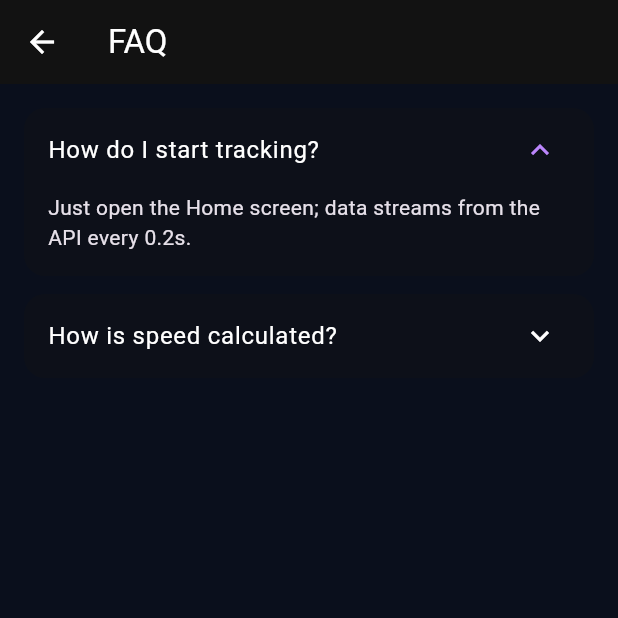
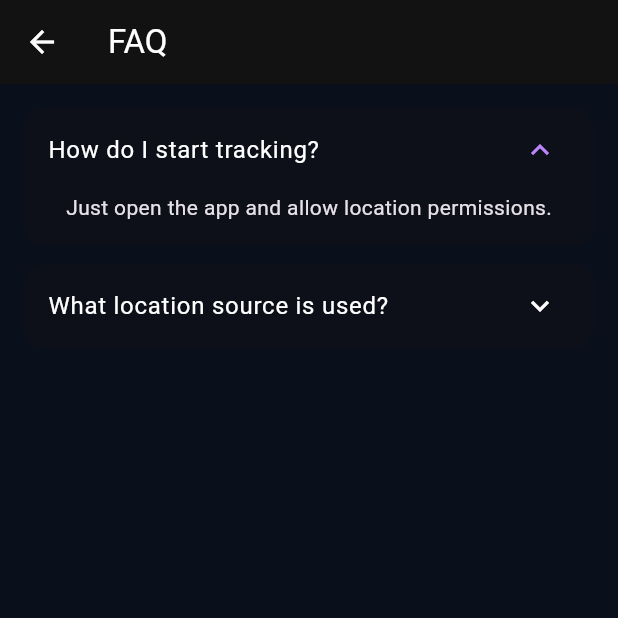
Before and after one commit to AhmadD44/AI-Helmet, a Flutter app: the FaqPage screen opened directly, after a tap on "How do I start tracking?", on a phone screen of 412 x 824 dp, the top half of it. Run offline on Flutter 3.47's test engine with Material 3 defaults, Android fonts, the phone set to English and light mode, and no system bars; our stand-ins replace another_flushbar, bloc, cloud_firestore, email_validator, equatable, firebase_auth and 5 more; accounts and stored records are empty.

Commit message:
map and so much things

```diff
--- a/lib/core/network/fake_api_consumer.dart
+++ /dev/null
@@ -1,31 +0,0 @@
-import 'dart:math';
-
-/// Simulates an API that returns driver telemetry.
-class FakeApiConsumer {
-  // Beirut starting point
-  double _lat = 33.8938;
-  double _lng = 35.5018;
-  final _rand = Random();
-
-  /// Pretend to call an endpoint
-  Future<Map<String, dynamic>> get(String endpoint) async {
-    await Future.delayed(const Duration(milliseconds: 50)); // fake network delay
-
-    // Simulate small random movement (~2–3 m) and data
-    _lat += (_rand.nextDouble() - 0.5) / 2000;
-    _lng += (_rand.nextDouble() - 0.5) / 2000;
-
-    final double speedMps = 5 + _rand.nextDouble() * 2; // 5–7 m/s (~18–25 km/h)
-    final double bearing = _rand.nextDouble() * 360;
-
-    return {
-      'latitude': _lat,
-      'longitude': _lng,
-      'speed_mps': speedMps,
-      'bearing': bearing,
-      'altitude': 50 + _rand.nextDouble() * 5,
-      'accuracy': 3 + _rand.nextDouble() * 2,
-      'heart_rate': 70 + _rand.nextInt(30),
-    };
-  }
-}
--- a/lib/features/home/data/location_repository.dart
+++ /dev/null
@@ -1,50 +0,0 @@
-import 'dart:async';
-// import 'package:isd/core/network/api_consumer.dart'; // adjust import to your ApiConsumer path
-import 'package:isd/core/network/fake_api_consumer.dart';
-import 'package:isd/features/home/presentation/widgets/telemetry.dart';
-
-class LocationRepository {
-  final FakeApiConsumer api;
-  final Duration interval;
-  final String endpoint;
-
-  Timer? _timer;
-  final _controller = StreamController<Telemetry>.broadcast();
-  bool _running = false;
-
-  LocationRepository({
-    required this.api,
-    this.interval = const Duration(milliseconds: 200),
-    this.endpoint = '/driver/telemetry', // <- change to your endpoint
-  });
-
-  Stream<Telemetry> get stream => _controller.stream;
-
-  void start() {
-    if (_running) return;
-    _running = true;
-    _timer = Timer.periodic(interval, (_) async {
-      try {
-        final res = await api.get(endpoint); // expects Map<String, dynamic>
-        // If your API wraps the payload under "data", unwrap it:
-        final body = (res is Map<String, dynamic> && res['data'] is Map<String, dynamic>)
-            ? res['data'] as Map<String, dynamic>
-            : (res as Map<String, dynamic>);
-        _controller.add(Telemetry.fromJson(body));
-      } catch (e) {
-        _controller.addError(e);
-      }
-    });
-  }
-
-  void stop() {
-    _running = false;
-    _timer?.cancel();
-    _timer = null;
-  }
-
-  void dispose() {
-    stop();
-    _controller.close();
-  }
-}
--- a/lib/features/home/presentation/widgets/faq.dart
+++ b/lib/features/home/presentation/widgets/faq.dart
@@ -6,9 +6,16 @@ class FaqPage extends StatelessWidget {
   @override
   Widget build(BuildContext context) {
     final faqs = <Map<String, String>>[
-      {'q': 'How do I start tracking?', 'a': 'Just open the Home screen; data streams from the API every 0.2s.'},
-      {'q': 'How is speed calculated?', 'a': 'It is provided by your backend (m/s), displayed as km/h.'},
+      {
+        'q': 'How do I start tracking?',
+        'a': 'Just open the app and allow location permissions.'
+      },
+      {
+        'q': 'What location source is used?',
+        'a': 'Your phone GPS directly, no Bluetooth / external device.'
+      },
     ];
+
     return Scaffold(
       appBar: AppBar(title: const Text('FAQ')),
       body: ListView.separated(
@@ -18,13 +25,21 @@ class FaqPage extends StatelessWidget {
         itemBuilder: (context, i) {
           return Material(
             elevation: 0,
-            color: Theme.of(context).colorScheme.surfaceVariant.withOpacity(0.35),
+            color: Theme.of(context)
+                .colorScheme
+                .surfaceVariant
+                .withOpacity(0.35),
             borderRadius: BorderRadius.circular(14),
             child: ExpansionTile(
-              shape: RoundedRectangleBorder(borderRadius: BorderRadius.circular(14)),
-              collapsedShape: RoundedRectangleBorder(borderRadius: BorderRadius.circular(14)),
+              shape: RoundedRectangleBorder(
+                borderRadius: BorderRadius.circular(14),
+              ),
+              collapsedShape: RoundedRectangleBorder(
+                borderRadius: BorderRadius.circular(14),
+              ),
               title: Text(faqs[i]['q']!),
-              childrenPadding: const EdgeInsets.fromLTRB(16, 0, 16, 16),
+              childrenPadding:
+                  const EdgeInsets.fromLTRB(16, 0, 16, 16),
               children: [Text(faqs[i]['a']!)],
             ),
           );
--- a/lib/features/home/presentation/widgets/telemetry.dart
+++ b/lib/features/home/presentation/widgets/telemetry.dart
@@ -3,11 +3,11 @@ import 'package:equatable/equatable.dart';
 class Telemetry extends Equatable {
   final double latitude;
   final double longitude;
-  final double? speedMps;   // m/s
-  final double? bearing;    // degrees
-  final double? altitude;   // meters
-  final double? accuracy;   // meters
-  final int? heartRate;     // bpm
+  final double? speedMps;
+  final double? bearing;
+  final double? altitude;
+  final double? accuracy;
+  final int? heartRate;
 
   const Telemetry({
     required this.latitude,
@@ -19,22 +19,7 @@ class Telemetry extends Equatable {
     this.heartRate,
   });
 
-  factory Telemetry.fromJson(Map<String, dynamic> json) {
-    // Accept both snake_case / camelCase keys as a convenience
-    double _d(dynamic v) => (v == null) ? 0.0 : (v as num).toDouble();
-    int? _i(dynamic v) => (v == null) ? null : (v as num).toInt();
-
-    return Telemetry(
-      latitude: _d(json['latitude'] ?? json['lat']),
-      longitude: _d(json['longitude'] ?? json['lng'] ?? json['lon']),
-      speedMps: json['speed_mps'] != null ? _d(json['speed_mps']) : (json['speed'] != null ? _d(json['speed']) : null),
-      bearing: json['bearing'] != null ? _d(json['bearing']) : json['heading'] != null ? _d(json['heading']) : null,
-      altitude: json['altitude'] != null ? _d(json['altitude']) : null,
-      accuracy: json['accuracy'] != null ? _d(json['accuracy']) : null,
-      heartRate: _i(json['heart_rate']),
-    );
-  }
-
   @override
-  List<Object?> get props => [latitude, longitude, speedMps, bearing, altitude, accuracy, heartRate];
+  List<Object?> get props =>
+      [latitude, longitude, speedMps, bearing, altitude, accuracy, heartRate];
 }
--- a/lib/features/home/presentation/widgets/telemetry_cubit.dart
+++ b/lib/features/home/presentation/widgets/telemetry_cubit.dart
@@ -2,16 +2,24 @@ import 'dart:async';
 import 'package:bloc/bloc.dart';
 import 'package:equatable/equatable.dart';
 import 'package:isd/features/home/presentation/widgets/telemetry.dart';
-import 'package:isd/features/home/data/location_repository.dart';
+import 'package:location/location.dart';
 
 class TelemetryState extends Equatable {
   final bool loading;
   final String? error;
   final Telemetry? data;
 
-  const TelemetryState({this.loading = true, this.error, this.data});
+  const TelemetryState({
+    this.loading = true,
+    this.error,
+    this.data,
+  });
 
-  TelemetryState copyWith({bool? loading, String? error, Telemetry? data}) {
+  TelemetryState copyWith({
+    bool? loading,
+    String? error,
+    Telemetry? data,
+  }) {
     return TelemetryState(
       loading: loading ?? this.loading,
       error: error,
@@ -24,23 +32,94 @@ class TelemetryState extends Equatable {
 }
 
 class TelemetryCubit extends Cubit<TelemetryState> {
-  final LocationRepository repo;
-  StreamSubscription<Telemetry>? _sub;
+  TelemetryCubit() : super(const TelemetryState(loading: true));
 
-  TelemetryCubit(this.repo) : super(const TelemetryState(loading: true));
+  final Location _location = Location();
+  StreamSubscription<LocationData>? _sub;
+  bool _started = false;
 
-  void start() {
-    repo.start();
-    _sub ??= repo.stream.listen(
-      (t) => emit(TelemetryState(loading: false, data: t)),
-      onError: (e) => emit(TelemetryState(loading: false, error: e.toString())),
+  Future<void> start() async {
+    if (_started) return;
+    _started = true;
+
+    // 1) Check service
+    bool serviceEnabled = await _location.serviceEnabled();
+    if (!serviceEnabled) {
+      serviceEnabled = await _location.requestService();
+      if (!serviceEnabled) {
+        emit(const TelemetryState(
+          loading: false,
+          error: 'Location service is disabled',
+        ));
+        return;
+      }
+    }
+
+    // 2) Check permission
+    PermissionStatus permissionGranted = await _location.hasPermission();
+    if (permissionGranted == PermissionStatus.denied) {
+      permissionGranted = await _location.requestPermission();
+      if (permissionGranted != PermissionStatus.granted &&
+          permissionGranted != PermissionStatus.grantedLimited) {
+        emit(const TelemetryState(
+          loading: false,
+          error: 'Location permission denied',
+        ));
+        return;
+      }
+    }
+
+    // 3) Configure updates
+    await _location.changeSettings(
+      accuracy: LocationAccuracy.high,
+      interval: 200, // ms
+      distanceFilter: 0,
     );
+
+    // 4) Try initial fix (non-fatal)
+    try {
+      final first = await _location.getLocation();
+      _emitFrom(first);
+    } catch (_) {
+      // ignore; rely on onLocationChanged
+    }
+
+    // 5) Subscribe
+    _sub = _location.onLocationChanged.listen(
+      (data) => _emitFrom(data),
+      onError: (e) {
+        emit(TelemetryState(
+          loading: false,
+          error: e.toString(),
+          data: state.data,
+        ));
+      },
+    );
+  }
+
+  void _emitFrom(LocationData d) {
+    if (d.latitude == null || d.longitude == null) return;
+
+    final telemetry = Telemetry(
+      latitude: d.latitude!,
+      longitude: d.longitude!,
+      speedMps: d.speed,
+      bearing: d.heading,
+      altitude: d.altitude,
+      accuracy: d.accuracy,
+      heartRate: null,
+    );
+
+    emit(TelemetryState(
+      loading: false,
+      data: telemetry,
+      error: null,
+    ));
   }
 
   @override
   Future<void> close() {
     _sub?.cancel();
-    repo.dispose();
     return super.close();
   }
 }
--- a/lib/main.dart
+++ b/lib/main.dart
@@ -5,8 +5,6 @@ import 'package:isd/features/auth/presentation/view_model/login/login_cubit.dart
 import 'package:isd/features/auth/presentation/view_model/signup/signup_cubit.dart';
 import 'package:isd/firebase_options.dart';
 import 'package:flutter_bloc/flutter_bloc.dart';
-import 'package:isd/core/network/fake_api_consumer.dart';
-import 'package:isd/features/home/data/location_repository.dart';
 import 'package:isd/features/home/presentation/widgets/telemetry_cubit.dart';
 import 'package:isd/features/home/presentation/home_Screen.dart';
 
@@ -14,14 +12,11 @@ Future<void> main() async {
   WidgetsFlutterBinding.ensureInitialized();
   await Firebase.initializeApp(options: DefaultFirebaseOptions.currentPlatform);
 
-  final fakeApi = FakeApiConsumer();
-  final repo = LocationRepository(api: fakeApi);
-  runApp(AIHelmetApp(repo: repo));
+  runApp(AIHelmetApp());
 }
 
 class AIHelmetApp extends StatelessWidget {
-  final LocationRepository repo;
-  const AIHelmetApp({super.key, required this.repo});
+  const AIHelmetApp({super.key});
 
   @override
   Widget build(BuildContext context) {
@@ -30,7 +25,7 @@ class AIHelmetApp extends StatelessWidget {
         BlocProvider<LoginCubit>(create: (context) => LoginCubit()),
         BlocProvider<SignupCubit>(create: (context) => SignupCubit()),
         BlocProvider<TelemetryCubit>(
-          create: (_) => TelemetryCubit(repo)..start(), // ✅ starts here
+          create: (_) => TelemetryCubit()..start(), // ✅ starts GPS here
           child: MaterialApp(home: const HomeScreen()),
         ),
       ],
--- a/pubspec.yaml
+++ b/pubspec.yaml
@@ -43,6 +43,9 @@ dependencies:
   bloc: ^9.1.0
   equatable: ^2.0.7
   google_maps_flutter: ^2.14.0
+  location: ^8.0.1
+  flutter_map: ^8.2.2
+  latlong2: ^0.9.1
 
 dev_dependencies:
   flutter_test:
```
Also changed, not shown: lib/features/home/presentation/home_Screen.dart (+10 -17 lines), lib/features/home/presentation/widgets/drawer.dart (+7 -3 lines), lib/features/home/presentation/widgets/map_view.dart (+59 -66 lines), lib/features/home/presentation/widgets/metrics_grid.dart (+16 -40 lines), pubspec.lock, 1 other file.
